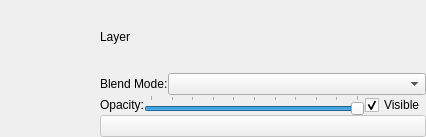
First picture: the form in designer/LayerWidgetUi.ui, repository skitzycat/beedraw, before the edit.
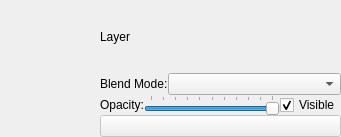
Second picture: the form after the edit.

Diff of the .ui file:
```diff
--- a/designer/LayerWidgetUi.ui
+++ b/designer/LayerWidgetUi.ui
@@ -1,11 +1,11 @@
 <ui version="4.0" >
  <class>LayerConfigWidget</class>
- <widget class="QWidget" name="LayerConfigWidget" >
-  <property name="geometry" >
+ <widget class="QWidget" name="LayerConfigWidget">
+  <property name="geometry">
    <rect>
     <x>0</x>
     <y>0</y>
-    <width>426</width>
+    <width>341</width>
     <height>137</height>
    </rect>
   </property>
```
Left out of the diff: 109 changed lines with no effect on the pictures.
